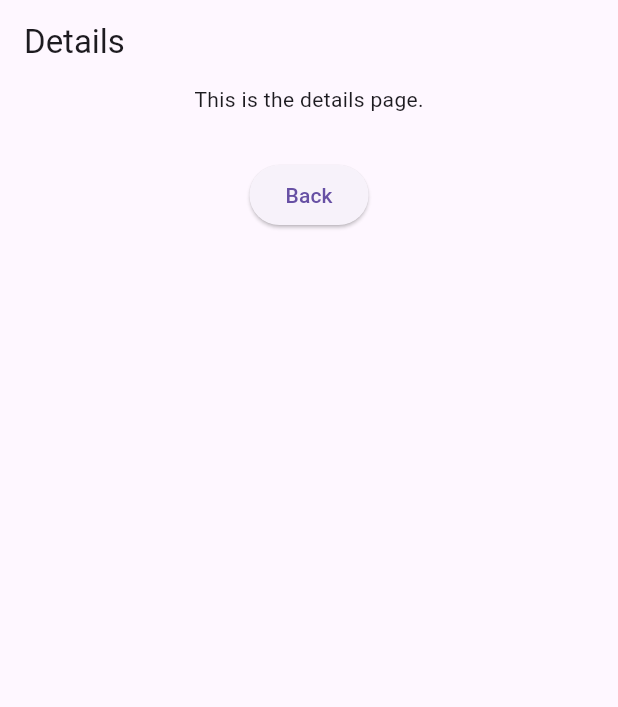
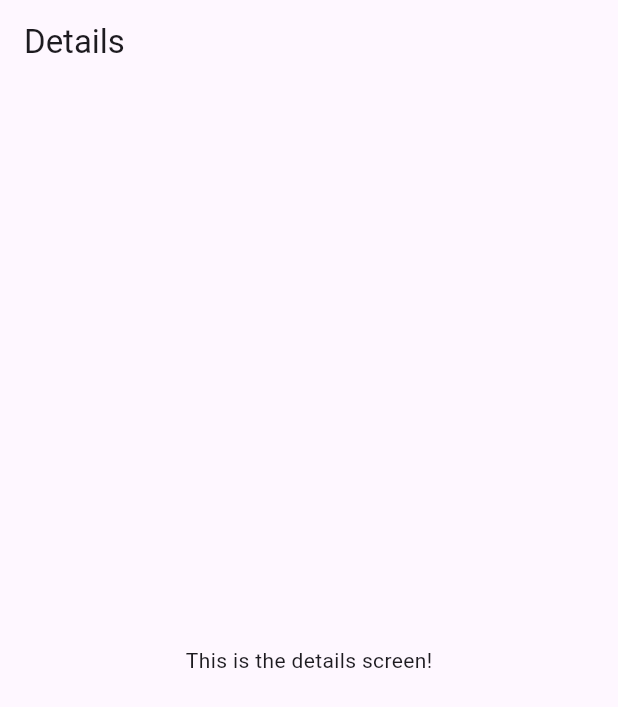
Before and after one commit to Efrata-Habte/Efrata-Melese-UGR-6776-16, a Flutter app: the DetailsScreen screen opened by its route, on a phone screen of 412 x 824 dp. Shown: the top 707 px of the screen. Run offline on Flutter 3.47's test engine with Material 3 defaults, Android fonts, the phone set to English and light mode, and no system bars; our stand-ins replace go_router.

Commit message:
minor change

```diff
--- a/Lab-3/go_routing_demo1/lib/main.dart
+++ b/Lab-3/go_routing_demo1/lib/main.dart
@@ -38,26 +38,14 @@
 class DetailsScreen extends StatelessWidget {
     const DetailsScreen({super.key});
 
-    @override
-    Widget build(BuildContext context) {
-        return Scaffold(
-            appBar: AppBar(title: const Text('Details'),),
-            body: Center(
-                child: Column(
-                    children: [
-                        Text('This is the details page.'),
-                        SizedBox(height: 30.0,),
-                        ElevatedButton(
-                            // onPressed: () => context.go('/details'),
-                            // onPressed: () => context.go('/product/42?filter=popular'),
-                            onPressed: () => context.goNamed('home'),
-                            child: const Text('Back'),
-                        ),
-                    ],
-                ),
-            ),
-        );
-    }
+      @override
+  Widget build(BuildContext context) {
+    return Scaffold(
+      appBar: AppBar(title: const Text('Details')),
+      body: const Center(child: Text('This is the details screen!')),
+    );
+  }
+
 }
 
 class MyApp extends StatelessWidget {
```
Also changed, not shown: Lab-3/demo1-screenshot/Screenshot 2026-04-03 122750.png (deleted), Lab-3/demo1-screenshot/Screenshot 2026-04-03 122837.png (deleted), Lab-3/demo1-screenshot/Screenshot 2026-04-03 203623.png (added), Lab-3/demo1-screenshot/Screenshot 2026-04-03 203647.png (added).
